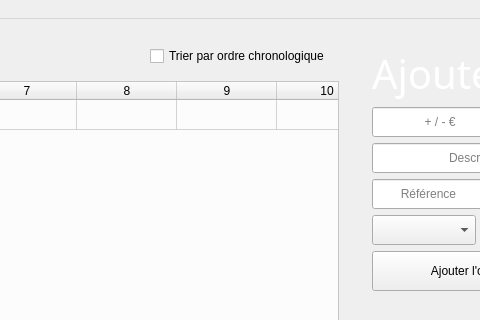
Above: comptes.ui from corentindesfarges/comptaco before the change; both pictures show x 653 to 1133 and y 0 to 320 of the 1266 by 740 pixel window. Below: the same form after it.
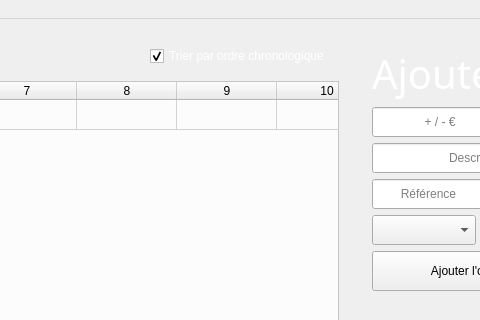
That is the form after the change.

Commit message: Added module to add categorie and magasin from view_Comptes and fixed some stuff

What changed in the file:
```diff
--- a/comptes.ui
+++ b/comptes.ui
@@ -54,9 +54,49 @@
           </item>
           <item>
            <widget class="QCheckBox" name="check_sort">
+            <property name="palette">
+             <palette>
+              <active>
+               <colorrole role="WindowText">
+                <brush brushstyle="SolidPattern">
+                 <color alpha="255">
+                  <red>255</red>
+                  <green>255</green>
+                  <blue>255</blue>
+                 </color>
+                </brush>
+               </colorrole>
+              </active>
+              <inactive>
+               <colorrole role="WindowText">
+                <brush brushstyle="SolidPattern">
+                 <color alpha="255">
+                  <red>255</red>
+                  <green>255</green>
+                  <blue>255</blue>
+                 </color>
+                </brush>
+               </colorrole>
+              </inactive>
+              <disabled>
+               <colorrole role="WindowText">
+                <brush brushstyle="SolidPattern">
+                 <color alpha="255">
+                  <red>120</red>
+                  <green>120</green>
+                  <blue>120</blue>
+                 </color>
+                </brush>
+               </colorrole>
+              </disabled>
+             </palette>
+            </property>
             <property name="text">
              <string>Trier par ordre chronologique</string>
             </property>
+            <property name="checked">
+             <bool>true</bool>
+            </property>
            </widget>
           </item>
          </layout>
```
The commit also changes 8 other files.
